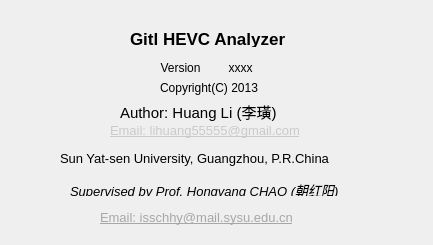
First picture: the form in src/views/aboutdialog.ui, repository lheric/GitlHEVCAnalyzer, before the edit.
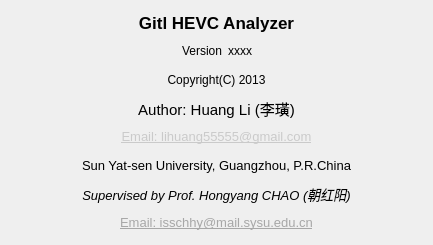
Second picture: the form after the edit.

Commit message: update about dialog and read me

Patch:
```diff
--- a/src/views/aboutdialog.ui
+++ b/src/views/aboutdialog.ui
@@ -34,15 +34,9 @@
   <property name="windowTitle">
    <string>About Gitl HEVC Analyzer</string>
   </property>
+  <layout class="QVBoxLayout" name="verticalLayout">
+   <item>
   <widget class="QLabel" name="label">
-   <property name="geometry">
-    <rect>
-     <x>130</x>
-     <y>30</y>
-     <width>180</width>
-     <height>17</height>
-    </rect>
-   </property>
    <property name="font">
     <font>
      <pointsize>13</pointsize>
@@ -53,29 +47,73 @@
    <property name="text">
     <string>Gitl HEVC Analyzer</string>
    </property>
-  </widget>
+     <property name="alignment">
+      <set>Qt::AlignCenter</set>
+     </property>
+    </widget>
+   </item>
+   <item>
+    <layout class="QHBoxLayout" name="horizontalLayout">
+     <item>
+      <spacer name="horizontalSpacer">
+       <property name="orientation">
+        <enum>Qt::Horizontal</enum>
+       </property>
+       <property name="sizeHint" stdset="0">
+        <size>
+         <width>40</width>
+         <height>20</height>
+        </size>
+       </property>
+      </spacer>
+     </item>
+     <item>
+      <widget class="QLabel" name="label_7">
+       <property name="text">
+        <string>Version</string>
+       </property>
+       <property name="alignment">
+        <set>Qt::AlignCenter</set>
+       </property>
+      </widget>
+     </item>
+     <item>
+      <widget class="QLabel" name="versionLabel">
+       <property name="text">
+        <string>xxxx</string>
+       </property>
+       <property name="alignment">
+        <set>Qt::AlignCenter</set>
+       </property>
+      </widget>
+     </item>
+     <item>
+      <spacer name="horizontalSpacer_2">
+       <property name="orientation">
+        <enum>Qt::Horizontal</enum>
+       </property>
+       <property name="sizeHint" stdset="0">
+        <size>
+         <width>40</width>
+         <height>20</height>
+        </size>
+       </property>
+      </spacer>
+     </item>
+    </layout>
+   </item>
+   <item>
   <widget class="QLabel" name="label_2">
-   <property name="geometry">
-    <rect>
-     <x>160</x>
-     <y>80</y>
-     <width>101</width>
-     <height>16</height>
-    </rect>
-   </property>
    <property name="text">
     <string>Copyright(C) 2013</string>
    </property>
-  </widget>
+     <property name="alignment">
+      <set>Qt::AlignCenter</set>
+     </property>
+    </widget>
+   </item>
+   <item>
   <widget class="QLabel" name="label_3">
-   <property name="geometry">
-    <rect>
-     <x>120</x>
-     <y>100</y>
-     <width>191</width>
-     <height>21</height>
-    </rect>
-   </property>
    <property name="font">
     <font>
      <pointsize>11</pointsize>
@@ -84,19 +122,34 @@
    <property name="text">
     <string>&lt;html&gt;&lt;head/&gt;&lt;body&gt;&lt;p&gt;Author: Huang Li (李璜)&lt;/p&gt;&lt;/body&gt;&lt;/html&gt;</string>
    </property>
+     <property name="alignment">
+      <set>Qt::AlignCenter</set>
+     </property>
    <property name="openExternalLinks">
     <bool>true</bool>
    </property>
   </widget>
+   </item>
+   <item>
+    <widget class="QLabel" name="label_8">
+     <property name="font">
+      <font>
+       <pointsize>10</pointsize>
+      </font>
+     </property>
+     <property name="text">
+      <string>&lt;html&gt;&lt;head/&gt;&lt;body&gt;&lt;p&gt;&lt;a href= &quot;mailto:lihuang55555@gmail.com&quot;&gt;&lt;span style=&quot; text-decoration: underline; color:#cacaca;&quot;&gt;Email: lihuang55555@gmail.com&lt;/span&gt;&lt;/a&gt;&lt;/p&gt;&lt;/body&gt;&lt;/html&gt;</string>
+     </property>
+     <property name="alignment">
+      <set>Qt::AlignCenter</set>
+     </property>
+     <property name="openExternalLinks">
+      <bool>true</bool>
+     </property>
+    </widget>
+   </item>
+   <item>
   <widget class="QLabel" name="label_4">
-   <property name="geometry">
-    <rect>
-     <x>60</x>
-     <y>150</y>
-     <width>311</width>
-     <height>16</height>
-    </rect>
-   </property>
    <property name="font">
     <font>
      <pointsize>10</pointsize>
@@ -105,16 +158,13 @@
    <property name="text">
     <string>Sun Yat-sen University, Guangzhou, P.R.China</string>
    </property>
-  </widget>
+     <property name="alignment">
+      <set>Qt::AlignCenter</set>
+     </property>
+    </widget>
+   </item>
+   <item>
   <widget class="QLabel" name="label_5">
-   <property name="geometry">
-    <rect>
-     <x>70</x>
-     <y>180</y>
-     <width>291</width>
-     <height>16</height>
-    </rect>
-   </property>
    <property name="font">
     <font>
      <pointsize>10</pointsize>
@@ -123,16 +173,13 @@
    <property name="text">
     <string>&lt;html&gt;&lt;head/&gt;&lt;body&gt;&lt;p&gt;&lt;span style=&quot; font-style:italic;&quot;&gt;Supervised by Prof. Hongyang CHAO (朝红阳)&lt;/span&gt;&lt;/p&gt;&lt;/body&gt;&lt;/html&gt;</string>
    </property>
-  </widget>
+     <property name="alignment">
+      <set>Qt::AlignCenter</set>
+     </property>
+    </widget>
+   </item>
+   <item>
   <widget class="QLabel" name="label_6">
-   <property name="geometry">
-    <rect>
-     <x>100</x>
-     <y>210</y>
-     <width>221</width>
-     <height>16</height>
-    </rect>
-   </property>
    <property name="font">
     <font>
      <pointsize>10</pointsize>
@@ -141,63 +188,15 @@
    <property name="text">
     <string>&lt;html&gt;&lt;head/&gt;&lt;body&gt;&lt;p&gt;&lt;a href=&quot;mailto:isschhy@mail.sysu.edu.cn&quot;&gt;&lt;span style=&quot; text-decoration: underline; color:#a7a7a7;&quot;&gt;Email: isschhy@mail.sysu.edu.cn&lt;/span&gt;&lt;/a&gt;&lt;/p&gt;&lt;/body&gt;&lt;/html&gt;</string>
    </property>
-   <property name="openExternalLinks">
-    <bool>true</bool>
-   </property>
-  </widget>
-  <widget class="QLabel" name="label_7">
-   <property name="geometry">
-    <rect>
-     <x>140</x>
-     <y>60</y>
-     <width>81</width>
-     <height>16</height>
-    </rect>
-   </property>
-   <property name="text">
-    <string>Version</string>
-   </property>
    <property name="alignment">
     <set>Qt::AlignCenter</set>
    </property>
-  </widget>
-  <widget class="QLabel" name="label_8">
-   <property name="geometry">
-    <rect>
-     <x>110</x>
-     <y>120</y>
-     <width>211</width>
-     <height>21</height>
-    </rect>
-   </property>
-   <property name="font">
-    <font>
-     <pointsize>10</pointsize>
-    </font>
-   </property>
-   <property name="text">
-    <string>&lt;html&gt;&lt;head/&gt;&lt;body&gt;&lt;p&gt;&lt;a href= &quot;mailto:lihuang55555@gmail.com&quot;&gt;&lt;span style=&quot; text-decoration: underline; color:#cacaca;&quot;&gt;Email: lihuang55555@gmail.com&lt;/span&gt;&lt;/a&gt;&lt;/p&gt;&lt;/body&gt;&lt;/html&gt;</string>
-   </property>
    <property name="openExternalLinks">
     <bool>true</bool>
    </property>
   </widget>
-  <widget class="QLabel" name="versionLabel">
-   <property name="geometry">
-    <rect>
-     <x>220</x>
-     <y>60</y>
-     <width>41</width>
-     <height>16</height>
-    </rect>
-   </property>
-   <property name="text">
-    <string>xxxx</string>
-   </property>
-   <property name="alignment">
-    <set>Qt::AlignCenter</set>
-   </property>
-  </widget>
+   </item>
+  </layout>
  </widget>
  <resources/>
  <connections/>
```
Lines whose indentation alone changed are shown as unchanged. The commit also changes 1 other file.
